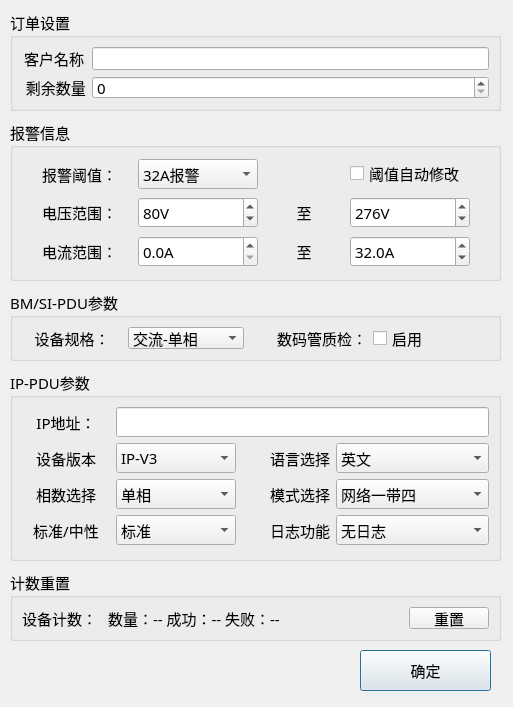
Before: the Qt Designer form MonitorPduTool/home/home_setdlg.ui in ChinaClever/PDU-MonitorTool, drawn with Qt 5.
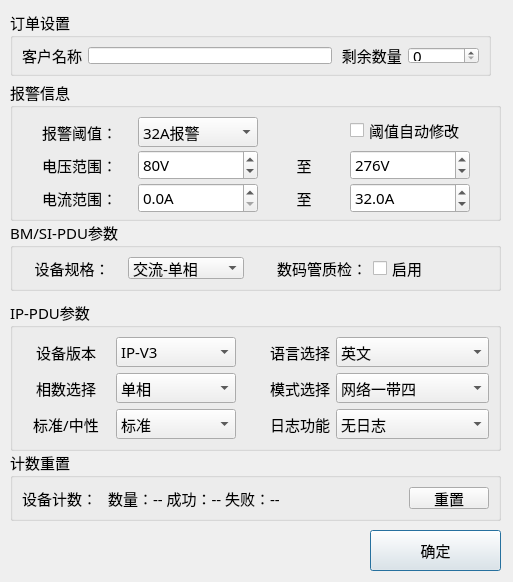
After: the same form once the commit is applied.

Commit message: 检查相关功能

```diff
--- a/MonitorPduTool/home/home_setdlg.ui
+++ b/MonitorPduTool/home/home_setdlg.ui
@@ -7,7 +7,7 @@
     <x>0</x>
     <y>0</y>
     <width>513</width>
-    <height>707</height>
+    <height>582</height>
    </rect>
   </property>
   <property name="font">
@@ -24,8 +24,8 @@
     <rect>
      <x>10</x>
      <y>10</y>
-     <width>491</width>
-     <height>101</height>
+     <width>481</width>
+     <height>66</height>
     </rect>
    </property>
    <property name="font">
@@ -57,7 +57,7 @@
     <item row="0" column="1">
      <widget class="QLineEdit" name="userEdit"/>
     </item>
-    <item row="1" column="0">
+    <item row="0" column="2">
      <widget class="QLabel" name="label_19">
       <property name="maximumSize">
        <size>
@@ -73,7 +73,7 @@
       </property>
      </widget>
     </item>
-    <item row="1" column="1">
+    <item row="0" column="3">
      <widget class="QSpinBox" name="numSpin">
       <property name="maximum">
        <number>99999</number>
@@ -89,9 +89,9 @@
    <property name="geometry">
     <rect>
      <x>10</x>
-     <y>120</y>
+     <y>80</y>
      <width>491</width>
-     <height>161</height>
+     <height>141</height>
     </rect>
    </property>
    <property name="font">
@@ -394,8 +394,8 @@
   <widget class="QPushButton" name="okBtn">
    <property name="geometry">
     <rect>
-     <x>360</x>
-     <y>650</y>
+     <x>370</x>
+     <y>530</y>
      <width>131</width>
      <height>41</height>
     </rect>
@@ -414,7 +414,7 @@
    <property name="geometry">
     <rect>
      <x>10</x>
-     <y>570</y>
+     <y>450</y>
      <width>491</width>
      <height>71</height>
     </rect>
@@ -468,9 +468,9 @@
    <property name="geometry">
     <rect>
      <x>10</x>
-     <y>370</y>
+     <y>300</y>
      <width>491</width>
-     <height>191</height>
+     <height>151</height>
     </rect>
    </property>
    <property name="font">
@@ -484,19 +484,6 @@
    </property>
    <layout class="QGridLayout" name="gridLayout_4">
     <item row="0" column="0">
-     <widget class="QLabel" name="label_18">
-      <property name="text">
-       <string>IP地址：</string>
-      </property>
-      <property name="alignment">
-       <set>Qt::AlignCenter</set>
-      </property>
-     </widget>
-    </item>
-    <item row="0" column="1" colspan="3">
-     <widget class="QLineEdit" name="ipEdit"/>
-    </item>
-    <item row="1" column="0">
      <widget class="QLabel" name="label_12">
       <property name="text">
        <string>设备版本</string>
@@ -506,7 +493,37 @@
       </property>
      </widget>
     </item>
-    <item row="1" column="1">
+    <item row="2" column="3">
+     <widget class="QComboBox" name="logBox">
+      <property name="minimumSize">
+       <size>
+        <width>120</width>
+        <height>30</height>
+       </size>
+      </property>
+      <item>
+       <property name="text">
+        <string>无日志</string>
+       </property>
+      </item>
+      <item>
+       <property name="text">
+        <string>带日志</string>
+       </property>
+      </item>
+     </widget>
+    </item>
+    <item row="0" column="2">
+     <widget class="QLabel" name="label_2">
+      <property name="text">
+       <string>语言选择</string>
+      </property>
+      <property name="alignment">
+       <set>Qt::AlignRight|Qt::AlignTrailing|Qt::AlignVCenter</set>
+      </property>
+     </widget>
+    </item>
+    <item row="0" column="1">
      <widget class="QComboBox" name="ipTypeBox">
       <property name="minimumSize">
        <size>
@@ -526,17 +543,7 @@
       </item>
      </widget>
     </item>
-    <item row="1" column="2">
-     <widget class="QLabel" name="label_2">
-      <property name="text">
-       <string>语言选择</string>
-      </property>
-      <property name="alignment">
-       <set>Qt::AlignRight|Qt::AlignTrailing|Qt::AlignVCenter</set>
-      </property>
-     </widget>
-    </item>
-    <item row="1" column="3">
+    <item row="0" column="3">
      <widget class="QComboBox" name="languageBox">
       <property name="minimumSize">
        <size>
@@ -556,7 +563,82 @@
       </item>
      </widget>
     </item>
+    <item row="2" column="2">
+     <widget class="QLabel" name="label_11">
+      <property name="text">
+       <string>日志功能</string>
+      </property>
+      <property name="alignment">
+       <set>Qt::AlignRight|Qt::AlignTrailing|Qt::AlignVCenter</set>
+      </property>
+     </widget>
+    </item>
+    <item row="2" column="1">
+     <widget class="QComboBox" name="sBox">
+      <property name="minimumSize">
+       <size>
+        <width>120</width>
+        <height>30</height>
+       </size>
+      </property>
+      <item>
+       <property name="text">
+        <string>标准</string>
+       </property>
+      </item>
+      <item>
+       <property name="text">
+        <string>中性</string>
+       </property>
+      </item>
+      <item>
+       <property name="text">
+        <string>定制</string>
+       </property>
+      </item>
+     </widget>
+    </item>
+    <item row="1" column="3">
+     <widget class="QComboBox" name="ipModeBox">
+      <property name="minimumSize">
+       <size>
+        <width>120</width>
+        <height>30</height>
+       </size>
+      </property>
+      <item>
+       <property name="text">
+        <string>网络一带四</string>
+       </property>
+      </item>
+      <item>
+       <property name="text">
+        <string>Modbus RTU 级联</string>
+       </property>
+      </item>
+     </widget>
+    </item>
     <item row="2" column="0">
+     <widget class="QLabel" name="label_8">
+      <property name="text">
+       <string>标准/中性</string>
+      </property>
+      <property name="alignment">
+       <set>Qt::AlignCenter</set>
+      </property>
+     </widget>
+    </item>
+    <item row="1" column="2">
+     <widget class="QLabel" name="label_3">
+      <property name="text">
+       <string>模式选择</string>
+      </property>
+      <property name="alignment">
+       <set>Qt::AlignRight|Qt::AlignTrailing|Qt::AlignVCenter</set>
+      </property>
+     </widget>
+    </item>
+    <item row="1" column="0">
      <widget class="QLabel" name="label_7">
       <property name="text">
        <string>相数选择</string>
@@ -566,7 +648,7 @@
       </property>
      </widget>
     </item>
-    <item row="2" column="1">
+    <item row="1" column="1">
      <widget class="QComboBox" name="lineBox">
       <property name="minimumSize">
        <size>
@@ -591,108 +673,13 @@
       </item>
      </widget>
     </item>
-    <item row="2" column="2">
-     <widget class="QLabel" name="label_3">
-      <property name="text">
-       <string>模式选择</string>
-      </property>
-      <property name="alignment">
-       <set>Qt::AlignRight|Qt::AlignTrailing|Qt::AlignVCenter</set>
-      </property>
-     </widget>
-    </item>
-    <item row="2" column="3">
-     <widget class="QComboBox" name="ipModeBox">
-      <property name="minimumSize">
-       <size>
-        <width>120</width>
-        <height>30</height>
-       </size>
-      </property>
-      <item>
-       <property name="text">
-        <string>网络一带四</string>
-       </property>
-      </item>
-      <item>
-       <property name="text">
-        <string>Modbus RTU 级联</string>
-       </property>
-      </item>
-     </widget>
-    </item>
-    <item row="3" column="0">
-     <widget class="QLabel" name="label_8">
-      <property name="text">
-       <string>标准/中性</string>
-      </property>
-      <property name="alignment">
-       <set>Qt::AlignCenter</set>
-      </property>
-     </widget>
-    </item>
-    <item row="3" column="1">
-     <widget class="QComboBox" name="sBox">
-      <property name="minimumSize">
-       <size>
-        <width>120</width>
-        <height>30</height>
-       </size>
-      </property>
-      <item>
-       <property name="text">
-        <string>标准</string>
-       </property>
-      </item>
-      <item>
-       <property name="text">
-        <string>中性</string>
-       </property>
-      </item>
-      <item>
-       <property name="text">
-        <string>定制</string>
-       </property>
-      </item>
-     </widget>
-    </item>
-    <item row="3" column="2">
-     <widget class="QLabel" name="label_11">
-      <property name="text">
-       <string>日志功能</string>
-      </property>
-      <property name="alignment">
-       <set>Qt::AlignRight|Qt::AlignTrailing|Qt::AlignVCenter</set>
-      </property>
-     </widget>
-    </item>
-    <item row="3" column="3">
-     <widget class="QComboBox" name="logBox">
-      <property name="minimumSize">
-       <size>
-        <width>120</width>
-        <height>30</height>
-       </size>
-      </property>
-      <item>
-       <property name="text">
-        <string>无日志</string>
-       </property>
-      </item>
-      <item>
-       <property name="text">
-        <string>带日志</string>
-       </property>
-      </item>
-     </widget>
-    </item>
    </layout>
   </widget>
   <widget class="QGroupBox" name="groupBox">
    <property name="geometry">
     <rect>
      <x>10</x>
-     <y>290</y>
+     <y>220</y>
      <width>491</width>
      <height>71</height>
     </rect>
```
The commit also changes 5 other files.
